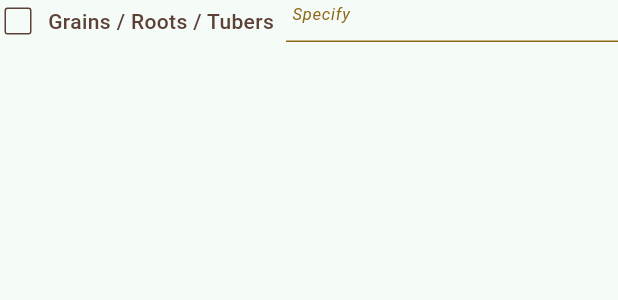
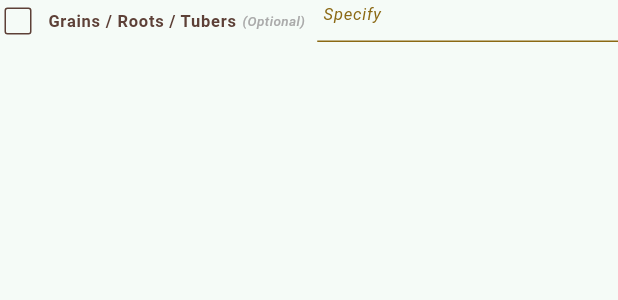
Before and after one commit to dianesophia/LUMASDANG, a Flutter app: the CheckboxFieldRow widget shown alone on an empty page, opened directly, on a phone screen of 412 x 824 dp. Shown: the top 300 px of the screen. Run offline on Flutter 3.47's test engine with Material 3 defaults, Android fonts, the phone set to English and light mode, and no system bars; our stand-ins replace cloud_firestore, connectivity_plus, firebase_auth, firebase_core, fl_chart, flutter_dotenv and 7 more; missing offline and left inert: dart:html, downloadsfolder, excel; accounts and stored records are empty; network calls fail.

Commit message:
Add optional label on optional fields for consistency

```diff
--- a/lib/screens/home/widgets/checkbox_field_row.dart
+++ b/lib/screens/home/widgets/checkbox_field_row.dart
@@ -1,10 +1,12 @@
 import 'package:flutter/material.dart';
+import 'form_field_label.dart';
 
 class CheckboxFieldRow extends StatefulWidget {
   final String label;
   final String? hint;
   final bool initialValue;
   final ValueChanged<bool>? onChanged;
+  final bool isOptional;
 
   const CheckboxFieldRow({
     super.key,
@@ -12,6 +14,7 @@ class CheckboxFieldRow extends StatefulWidget {
     this.hint,
     this.initialValue = false,
     this.onChanged,
+    this.isOptional = false,
   });
 
   @override
@@ -47,13 +50,10 @@ class _CheckboxFieldRowState extends State<CheckboxFieldRow> {
           ),
         ),
         const SizedBox(width: 8),
-        Text(
-          widget.label,
-          style: const TextStyle(
-            fontSize: 14,
-            fontWeight: FontWeight.w500,
-            color: Color(0xFF5D4037),
-          ),
+        FormFieldLabel(
+          label: widget.label,
+          isOptional: widget.isOptional,
+          color: const Color(0xFF5D4037),
         ),
         if (widget.hint != null) ...[
           const SizedBox(width: 8),
--- /dev/null
+++ b/lib/screens/home/widgets/form_field_label.dart
@@ -0,0 +1,51 @@
+import 'package:flutter/material.dart';
+
+/// Standard form field label with optional "(Optional)" suffix.
+class FormFieldLabel extends StatelessWidget {
+  final String label;
+  final bool isOptional;
+  final Color color;
+  final EdgeInsetsGeometry? padding;
+
+  const FormFieldLabel({
+    super.key,
+    required this.label,
+    this.isOptional = false,
+    this.color = const Color(0xFFF5A962),
+    this.padding,
+  });
+
+  static const TextStyle optionalStyle = TextStyle(
+    fontSize: 9,
+    fontWeight: FontWeight.w500,
+    color: Color(0xFFAAAAAA),
+    fontStyle: FontStyle.italic,
+  );
+
+  @override
+  Widget build(BuildContext context) {
+    final labelWidget = Row(
+      mainAxisSize: MainAxisSize.min,
+      children: [
+        Text(
+          label,
+          style: TextStyle(
+            fontSize: 11,
+            fontWeight: FontWeight.w700,
+            color: color,
+            letterSpacing: 0.5,
+          ),
+        ),
+        if (isOptional) ...[
+          const SizedBox(width: 4),
+          const Text('(Optional)', style: optionalStyle),
+        ],
+      ],
+    );
+
+    if (padding != null) {
+      return Padding(padding: padding!, child: labelWidget);
+    }
+    return labelWidget;
+  }
+}
```
Also changed, not shown: lib/screens/home/widgets/allergies_form.dart (+3 -10 lines), lib/screens/home/widgets/demographic_data_form.dart (+58 -12 lines), lib/screens/home/widgets/deworming_form.dart (+9 -27 lines), lib/screens/home/widgets/dietary_assessment_form.dart (+26 -18 lines), lib/screens/home/widgets/family_planning_form.dart (+7 -17 lines), lib/screens/home/widgets/form_field_row.dart (+7 -7 lines), lib/screens/home/widgets/health_status_form.dart (+9 -8 lines), lib/screens/home/widgets/nutrition_environment_form.dart (+5 -10 lines), lib/screens/home/widgets/oral_assessment_form.dart (+2 -9 lines).
